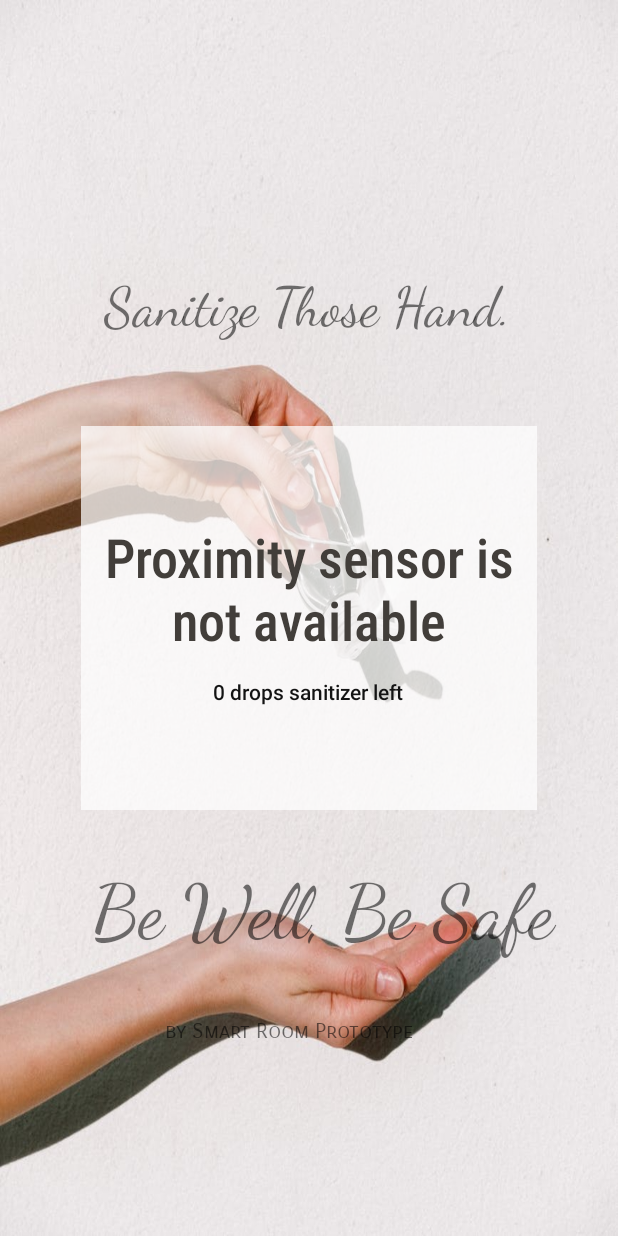
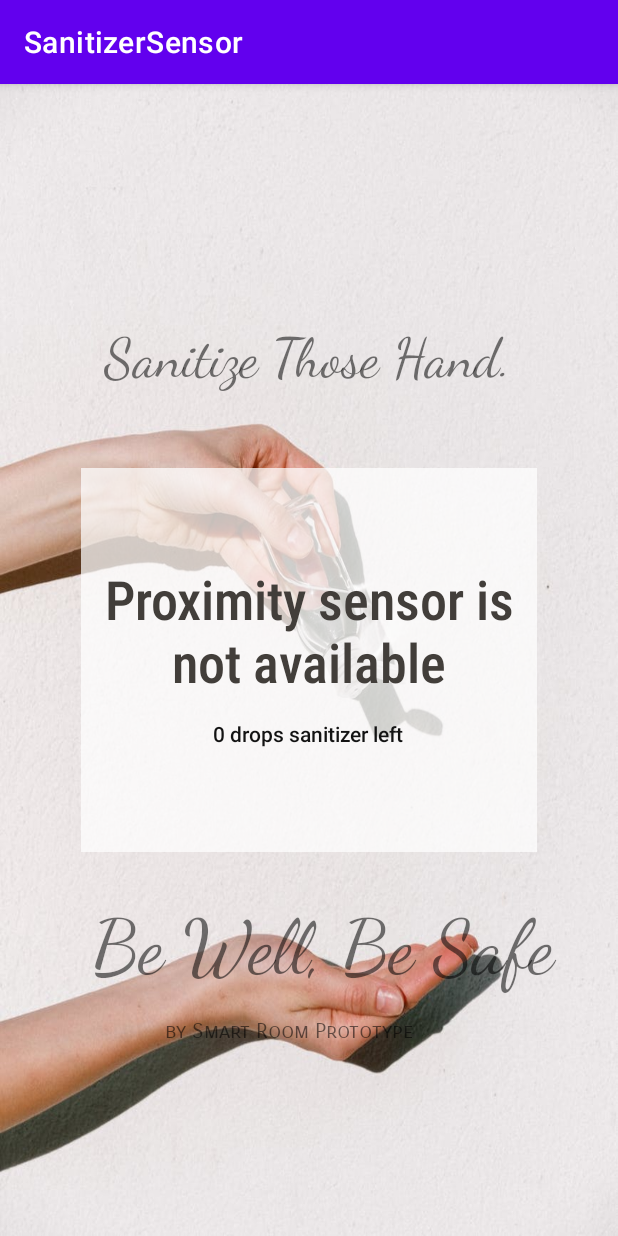
Before and after one commit to Mlkaz3/App-SanitizerSensor, an Android app: the screen it shows after launch (MainActivity), on a phone screen of 412 x 824 dp. Run offline under Robolectric (Android 15) with nearby library versions, the phone set to English and light mode, and no system bars; our stand-ins replace Firebase (no records; nobody signed in at launch, a user with empty details on screens opened directly); Roboto replaces fonts that are not available here; 3 statements that could not run were skipped.

Commit message:
proximity sensor bug

```diff
--- a/app/src/main/java/com/example/sanitizersensor/MainActivity.kt
+++ b/app/src/main/java/com/example/sanitizersensor/MainActivity.kt
@@ -69,7 +69,6 @@ class MainActivity: AppCompatActivity(), SensorEventListener {
         lcdbkR.setValue("0")
         lcdbkB.setValue("0")
 
-        //read sanitizer available from firebase
         room.addValueEventListener(object : ValueEventListener {
             override fun onDataChange(dataSnapshot: DataSnapshot) {
 
@@ -109,7 +108,6 @@ class MainActivity: AppCompatActivity(), SensorEventListener {
                     lcdbkB.setValue("0")
                 }
 
-                lcdtxt.setValue("SANITIZERLEFT=" + String.format("%02d", Sanitizer))
             }
             override fun onCancelled(error: DatabaseError) {
             }
@@ -173,29 +171,15 @@ class MainActivity: AppCompatActivity(), SensorEventListener {
                 lcdbkR.setValue("255")
                 sanLeft!!.text = "No more sanitizer left"
                 playFinish()
+                //sendMail()
+                //sendMsg()
             }
         }
-
         else{
             textview!!.text = "No human detected."
             lcdbkG.setValue("0")
         }
     }
-
-//    private fun sendMail() {
-//        try {
-//            val sender = GMailSender("username@gmail.com", "password")
-//            sender.sendMail(
-//                "This is Subject",
-//                "This is Body",
-//                "user@gmail.com",
-//                "user@yahoo.com"
-//            )
-//        } catch (e: Exception) {
-//            Log.e("SendMail", e.message, e)
-//        }
-//    }
-
 
     private fun sendMsg() {
         //source
--- a/app/src/main/res/values-night/themes.xml
+++ b/app/src/main/res/values-night/themes.xml
@@ -1,6 +1,6 @@
 <resources xmlns:tools="http://schemas.android.com/tools">
     <!-- Base application theme. -->
-    <style name="Theme.SanitizerSensor" parent="Theme.MaterialComponents.DayNight.NoActionBar">
+    <style name="Theme.SanitizerSensor" parent="Theme.MaterialComponents.DayNight.DarkActionBar">
         <!-- Primary brand color. -->
         <item name="colorPrimary">@color/purple_200</item>
         <item name="colorPrimaryVariant">@color/purple_700</item>
--- a/app/src/main/res/values/themes.xml
+++ b/app/src/main/res/values/themes.xml
@@ -1,6 +1,6 @@
 <resources xmlns:tools="http://schemas.android.com/tools">
     <!-- Base application theme. -->
-    <style name="Theme.SanitizerSensor" parent="Theme.MaterialComponents.DayNight.NoActionBar">
+    <style name="Theme.SanitizerSensor" parent="Theme.MaterialComponents.DayNight.DarkActionBar">
         <!-- Primary brand color. -->
         <item name="colorPrimary">@color/purple_500</item>
         <item name="colorPrimaryVariant">@color/purple_700</item>
```
Lines whose indentation alone changed are shown as unchanged.
